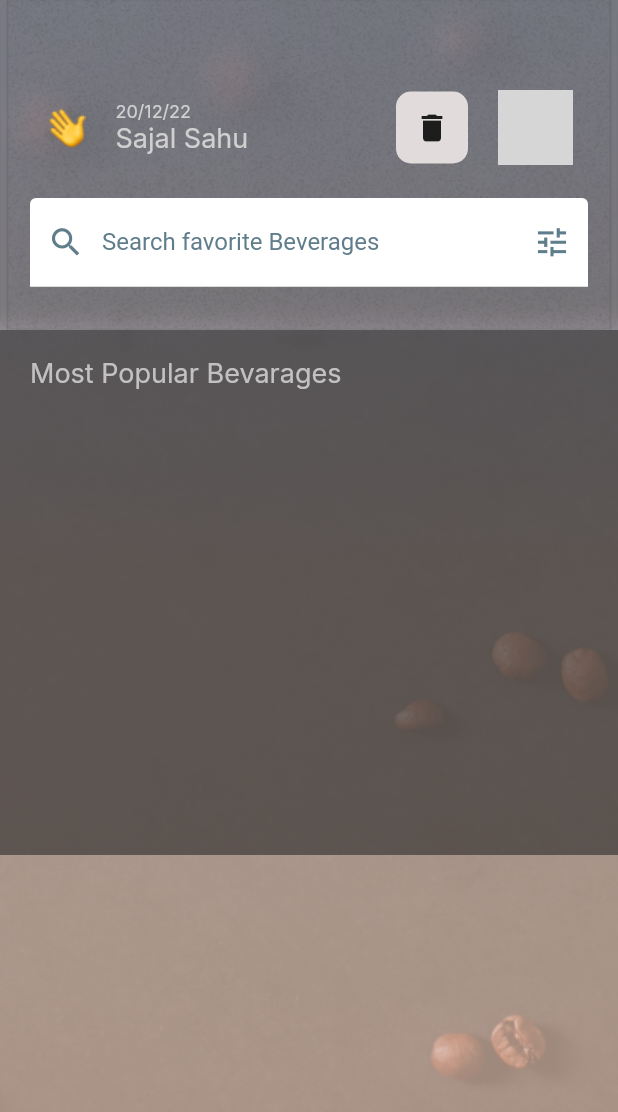
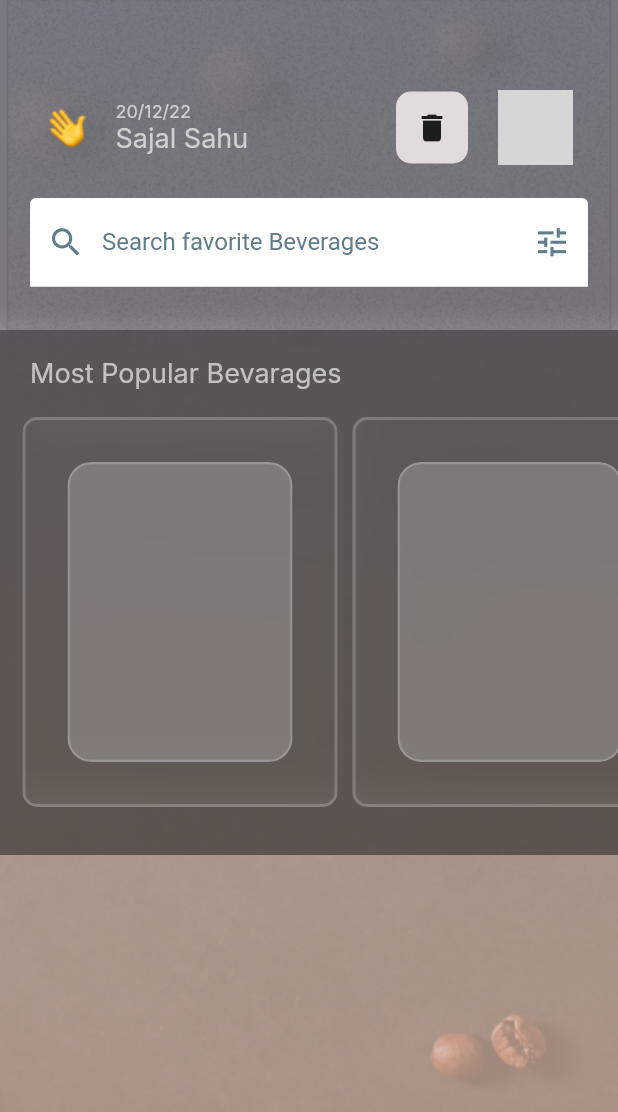
Before and after one commit to sxjal/ShoppingApp, a Flutter app: the SecondScreen screen opened directly, on a phone screen of 412 x 824 dp. Shown: the top 1112 px of the screen. Run offline on Flutter 3.47's test engine with Material 2 defaults, Android fonts, the phone set to English and light mode, and no system bars; drawn by our look-alikes of glassmorphism; our stand-ins replace google_fonts; network calls fail; grey boxes are pictures that could not be loaded.

Commit message:
configured card

```diff
--- a/lib/Widgets/itemcard.dart
+++ b/lib/Widgets/itemcard.dart
@@ -1,16 +1,63 @@
-import "dart:ui";
+import 'dart:ui';
 
-import "package:flutter/material.dart";
-import "package:google_fonts/google_fonts.dart";
-import "package:shoppingapp/constants/images.dart";
-import "package:shoppingapp/model/datamodel.dart";
+import 'package:flutter/material.dart';
+
+import 'package:glassmorphism/glassmorphism.dart';
+import 'package:shoppingapp/model/datamodel.dart';
 
 class Itemcard extends StatelessWidget {
   const Itemcard({super.key, required this.item});
 
   final Data item;
+
   @override
-  Widget build(context) {
-    return Card();
+  Widget build(BuildContext context) {
+    return GlassmorphicContainer(
+      height: 260,
+      width: 210,
+      borderRadius: 10,
+      blur: 15,
+      alignment: Alignment.center,
+      border: 2,
+      borderGradient: LinearGradient(
+        begin: Alignment.topLeft,
+        end: Alignment.bottomRight,
+        colors: [
+          Colors.white.withOpacity(0.2),
+          Colors.white38.withOpacity(0.2),
+        ],
+      ),
+      linearGradient: LinearGradient(colors: [
+        Colors.white.withOpacity(0.02),
+        Colors.white38.withOpacity(0.02),
+      ], begin: Alignment.topLeft, end: Alignment.bottomRight),
+      child: ClipRRect(
+        borderRadius: BorderRadius.circular(15.0),
+        child: BackdropFilter(
+          filter: ImageFilter.blur(
+            sigmaX: 20.0,
+            sigmaY: 20.0,
+          ),
+          child: Container(
+            height: 200,
+            width: 150,
+            decoration: BoxDecoration(
+              color: Colors.white.withOpacity(0.2),
+              borderRadius: BorderRadius.circular(16.0),
+              border: Border.all(
+                width: 1.5,
+                color: Colors.white.withOpacity(0.2),
+              ),
+            ),
+            child: const Padding(
+              padding: EdgeInsets.all(16.0),
+              child: Column(
+                children: [],
+              ),
+            ),
+          ),
+        ),
+      ),
+    );
   }
 }
--- a/lib/Widgets/middlerow.dart
+++ b/lib/Widgets/middlerow.dart
@@ -43,10 +43,13 @@ class MiddleRow extends StatelessWidget {
                 const SizedBox(
                   width: 10,
                 ),
-                for (final item in items) Itemcard(item: item),
-                const SizedBox(
-                  width: 10,
-                ),
+                for (final item in items)
+                  Padding(
+                      padding: const EdgeInsets.only(
+                        left: 5,
+                        right: 5,
+                      ),
+                      child: Itemcard(item: item)),
               ],
             ),
           )
```
